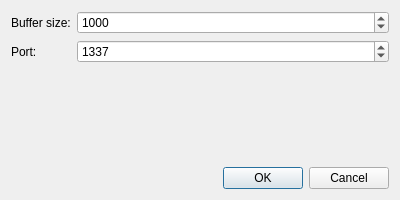
Above: src/preferences_dialog.ui from acebrianjuan/gnss-sdr-monitor before the change. Below: the same form after it.
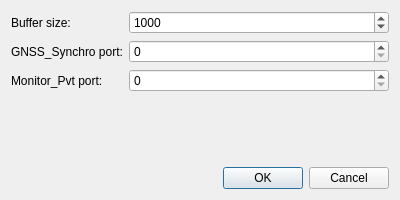
That is the form after the change.

Commit message: Add a new field in the Preferences_Dialog for setting the Monitor_Pvt port number, save/load its value, bind the socket to the port and rename some keys

```diff
--- a/src/preferences_dialog.ui
+++ b/src/preferences_dialog.ui
@@ -19,7 +19,7 @@
      <item row="1" column="0">
       <widget class="QLabel" name="port_label">
        <property name="text">
-        <string>Port:</string>
+        <string>GNSS_Synchro port:</string>
        </property>
       </widget>
      </item>
@@ -29,7 +29,7 @@
         <number>65535</number>
        </property>
        <property name="value">
-        <number>1337</number>
+        <number>0</number>
        </property>
       </widget>
      </item>
@@ -50,6 +50,20 @@
        </property>
       </widget>
      </item>
+     <item row="2" column="0">
+      <widget class="QLabel" name="port_monitor_pvt_label">
+       <property name="text">
+        <string>Monitor_Pvt port:</string>
+       </property>
+      </widget>
+     </item>
+     <item row="2" column="1">
+      <widget class="QSpinBox" name="port_monitor_pvt_spinBox">
+       <property name="maximum">
+        <number>65535</number>
+       </property>
+      </widget>
+     </item>
     </layout>
    </item>
    <item>
```
Left out of the diff: 4 changed lines with no effect on the pictures. The commit also changes 2 other files.
